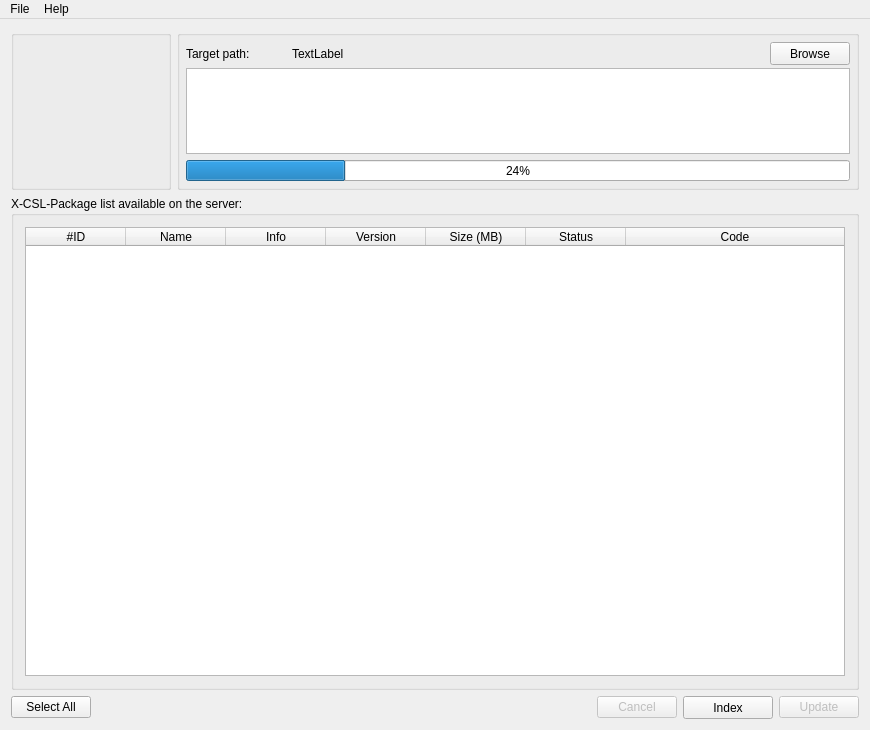
Qt form src/mainwindow.ui (steptosky/x-csl-updater) before a commit.
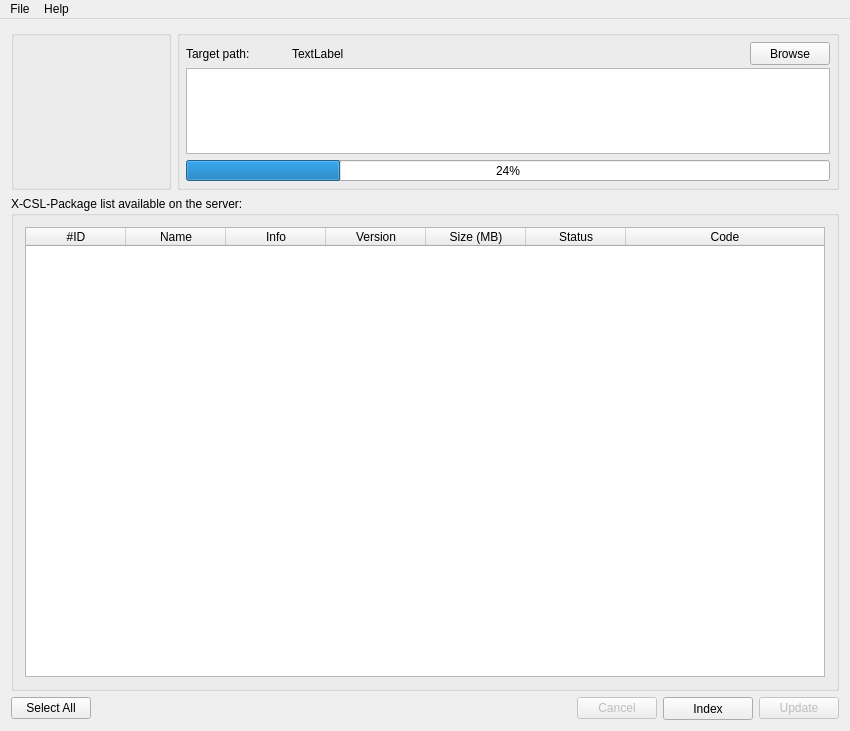
The same form after that commit. Icons and pictures are not drawn.

Commit message: again changes for main UI.

```diff
--- a/src/mainwindow.ui
+++ b/src/mainwindow.ui
@@ -9,8 +9,8 @@
    <rect>
     <x>0</x>
     <y>0</y>
-    <width>870</width>
-    <height>730</height>
+    <width>850</width>
+    <height>731</height>
    </rect>
   </property>
   <property name="sizePolicy">
@@ -21,7 +21,7 @@
   </property>
   <property name="minimumSize">
    <size>
-    <width>870</width>
+    <width>850</width>
     <height>730</height>
    </size>
   </property>
@@ -473,7 +473,7 @@
     <rect>
      <x>0</x>
      <y>0</y>
-     <width>870</width>
+     <width>850</width>
      <height>21</height>
     </rect>
    </property>
```
The commit also changes 1 other file.
